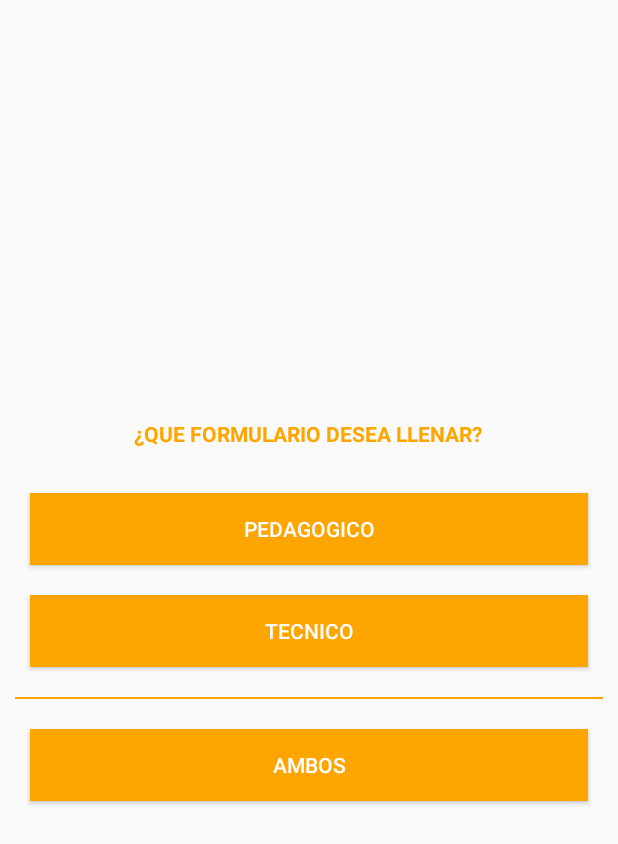
After one commit to fndos/Control-de-Visitas-Movil, an Android app: the layout fragment_escoger_formulario.xml on its own in the app's theme, with its tools: preview values and no code run, on a phone screen of 412 x 824 dp. The commit adds this screen. Shown: the top 844 px of the screen. Run offline under Robolectric (Android 15) with nearby library versions, the phone set to English and light mode, and no system bars.

Commit message:
Vista escoger formulario

```diff
--- a/EducateMovilApp/app/build.gradle
+++ b/EducateMovilApp/app/build.gradle
@@ -27,6 +27,9 @@ dependencies {
     implementation 'androidx.constraintlayout:constraintlayout:1.1.2'
     implementation 'androidx.legacy:legacy-support-v4:1.0.0-alpha1'
     implementation 'androidx.recyclerview:recyclerview:1.0.0-alpha1'
+    implementation 'com.android.support:support-v4:28.0.0-rc01'
+    implementation 'com.android.support:appcompat-v7:28.0.0-rc01'
+    implementation 'com.android.support.constraint:constraint-layout:1.1.2'
     testImplementation 'junit:junit:4.12'
     androidTestImplementation 'androidx.test:runner:1.1.0-alpha3'
     androidTestImplementation 'androidx.test.espresso:espresso-core:3.1.0-alpha3'
--- /dev/null
+++ b/EducateMovilApp/app/src/main/res/layout/fragment_escoger_formulario.xml
@@ -0,0 +1,77 @@
+<?xml version="1.0" encoding="utf-8"?>
+<FrameLayout xmlns:android="http://schemas.android.com/apk/res/android"
+    xmlns:tools="http://schemas.android.com/tools"
+    android:layout_width="match_parent"
+    android:layout_height="match_parent"
+    tools:context=".ui.EscogerFormularioFragment">
+
+    <!-- TODO: Update blank fragment layout -->
+
+    <LinearLayout
+        android:orientation="vertical"
+        android:layout_gravity="center"
+        android:layout_width="match_parent"
+        android:layout_height="wrap_content">
+
+        <TextView
+            android:id="@+id/textView"
+            android:layout_gravity="center"
+            android:layout_width="wrap_content"
+            android:layout_height="wrap_content"
+            android:layout_weight="1"
+            android:layout_marginBottom="20dp"
+            android:textColor="@color/colorPrimary"
+            android:text="¿QUE FORMULARIO DESEA LLENAR?"
+            android:textStyle="bold"/>
+
+        <LinearLayout
+            android:orientation="vertical"
+            android:layout_marginLeft="10dp"
+            android:layout_marginRight="10dp"
+            android:layout_width="match_parent"
+            android:layout_height="wrap_content">
+
+            <Button
+                android:id="@+id/btn_pedagogico"
+                android:layout_gravity="center"
+                android:background="@color/colorPrimary"
+                android:layout_width="match_parent"
+                android:layout_height="match_parent"
+                android:layout_margin="10dp"
+                android:text="PEDAGOGICO"
+                android:textColor="#ffffff"/>
+
+            <Button
+                android:id="@+id/btn_tecnico"
+                android:background="@color/colorPrimary"
+                android:layout_gravity="center"
+                android:layout_width="match_parent"
+                android:layout_height="match_parent"
+                android:layout_margin="10dp"
+                android:text="TECNICO"
+                android:textColor="#ffffff"/>
+
+            <View
+                android:layout_marginTop="10dp"
+                android:layout_marginBottom="10dp"
+                android:layout_width="match_parent"
+                android:layout_height="1dp"
+                android:layout_gravity="center"
+                android:background="@color/colorPrimary"/>
+
+
+            <Button
+                android:id="@+id/btn_ambos"
+                android:background="@color/colorPrimary"
+                android:layout_gravity="center"
+                android:layout_width="match_parent"
+                android:layout_height="match_parent"
+                android:layout_margin="10dp"
+                android:text="AMBOS"
+                android:textColor="#ffffff"/>
+
+        </LinearLayout>
+
+    </LinearLayout>
+
+</FrameLayout>
--- a/EducateMovilApp/app/src/main/res/values/styles.xml
+++ b/EducateMovilApp/app/src/main/res/values/styles.xml
@@ -1,7 +1,7 @@
 <resources>
 
     <!-- Base application theme. -->
-    <style name="AppTheme" parent="Theme.AppCompat.Light.DarkActionBar">
+    <style name="AppTheme" parent="Base.Theme.AppCompat.Light.DarkActionBar">
         <!-- Customize your theme here. -->
         <item name="colorPrimary">@color/colorPrimary</item>
         <item name="colorPrimaryDark">@color/colorPrimaryDark</item>
```
Also changed, not shown: EducateMovilApp/app/src/main/AndroidManifest.xml (+3 -4 lines), EducateMovilApp/app/src/main/java/com/example/root/educateappcontrolvisitas/ui/CheckInActivity.java (+33 -0 lines), EducateMovilApp/app/src/main/java/com/example/root/educateappcontrolvisitas/ui/EscogerFormularioFragment.java (added, +141 -0 lines), EducateMovilApp/app/src/main/java/com/example/root/educateappcontrolvisitas/ui/TecnicoFormularioActivity.java (added, +19 -0 lines), EducateMovilApp/app/src/main/res/layout/activity_tecnico_formulario.xml (added, +10 -0 lines).
